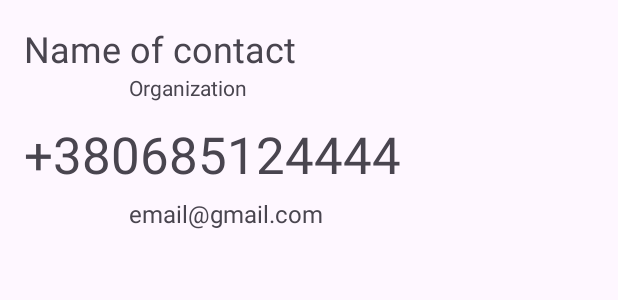
After one commit to npogoncuk/EPAMHomeworks, an Android app: the layout fragment_detail.xml on its own in the app's theme, with its tools: preview values and no code run, on a phone screen of 412 x 824 dp. The commit adds this screen. Shown: the top 300 px of the screen. Run offline under Robolectric (Android 15) with nearby library versions, the phone set to English and light mode, and no system bars.

Commit message:
Add DetailFragment and implement navigation

```diff
--- a/BaseApplicationCompomentsPart2/app/src/main/java/com/example/baseapplicationcompomentspart2/MainActivity.kt
+++ b/BaseApplicationCompomentsPart2/app/src/main/java/com/example/baseapplicationcompomentspart2/MainActivity.kt
@@ -59,6 +59,7 @@ class MainActivity : AppCompatActivity() {
         }
     }
 
+
 }
 
 fun haveReadContactsPermission(context: Context) =
--- a/BaseApplicationCompomentsPart2/app/src/main/res/layout/contact_item.xml
+++ b/BaseApplicationCompomentsPart2/app/src/main/res/layout/contact_item.xml
@@ -6,6 +6,7 @@
     xmlns:tools="http://schemas.android.com/tools"
     android:layout_width="match_parent"
     android:layout_height="wrap_content"
+    android:id="@+id/cardViewContact"
     android:layout_margin="10dp"
     app:cardCornerRadius="20dp"
     app:cardElevation="10dp"
--- /dev/null
+++ b/BaseApplicationCompomentsPart2/app/src/main/res/layout/fragment_detail.xml
@@ -0,0 +1,49 @@
+<?xml version="1.0" encoding="utf-8"?>
+<androidx.constraintlayout.widget.ConstraintLayout xmlns:android="http://schemas.android.com/apk/res/android"
+    xmlns:app="http://schemas.android.com/apk/res-auto"
+    xmlns:tools="http://schemas.android.com/tools"
+    android:layout_width="match_parent"
+    android:layout_height="match_parent"
+    tools:context=".DetailFragment">
+
+
+    <TextView
+        android:id="@+id/textViewName"
+        android:layout_width="wrap_content"
+        android:layout_height="wrap_content"
+        android:layout_margin="16dp"
+        tools:text="Name of contact"
+        android:textSize="24sp"
+        app:layout_constraintStart_toStartOf="parent"
+        app:layout_constraintTop_toTopOf="parent" />
+
+    <TextView
+        android:id="@+id/textViewOrganization"
+        android:layout_width="wrap_content"
+        android:layout_height="wrap_content"
+        tools:text="Organization"
+        app:layout_constraintEnd_toEndOf="@+id/textViewName"
+        app:layout_constraintHorizontal_bias="0.685"
+        app:layout_constraintStart_toStartOf="@+id/textViewName"
+        app:layout_constraintTop_toBottomOf="@+id/textViewName" />
+
+    <TextView
+        android:id="@+id/textViewPhoneNumber"
+        android:layout_width="wrap_content"
+        android:layout_height="wrap_content"
+        android:layout_marginTop="12dp"
+        tools:text="+380685124444"
+        android:textSize="34sp"
+        app:layout_constraintStart_toStartOf="@+id/textViewName"
+        app:layout_constraintTop_toBottomOf="@+id/textViewOrganization" />
+
+    <TextView
+        android:id="@+id/textViewEmail"
+        android:layout_width="wrap_content"
+        android:layout_height="wrap_content"
+        android:layout_marginTop="6dp"
+        tools:text="email@gmail.com"
+        android:textSize="16sp"
+        app:layout_constraintStart_toStartOf="@+id/textViewOrganization"
+        app:layout_constraintTop_toBottomOf="@+id/textViewPhoneNumber" />
+</androidx.constraintlayout.widget.ConstraintLayout>
```
Also changed, not shown: BaseApplicationCompomentsPart2/app/src/main/java/com/example/baseapplicationcompomentspart2/ContactListAdapter.kt (+7 -1 lines), BaseApplicationCompomentsPart2/app/src/main/java/com/example/baseapplicationcompomentspart2/ContactListFragment.kt (+8 -2 lines), BaseApplicationCompomentsPart2/app/src/main/java/com/example/baseapplicationcompomentspart2/DetailFragment.kt (added, +69 -0 lines).
